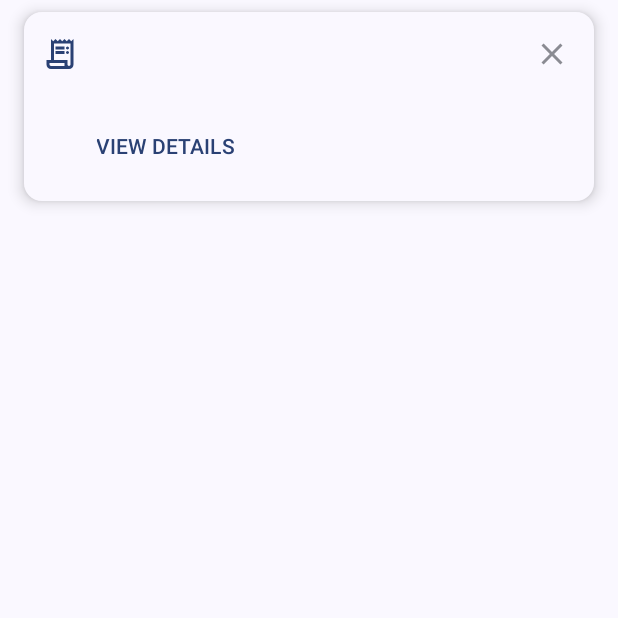
After one commit to SwadRatna/swadratna_staff_app, an Android app built with Jetpack Compose: the composable InAppNotificationCard called with empty values, on a phone screen of 412 x 824 dp, the top half of it. The commit adds this screen. Run offline under Robolectric (Android 15) with nearby library versions, the phone set to English and light mode, and no system bars; 1 statement that could not run was skipped.

Commit message:
Inapp notification card added for new orders

```diff
--- a/app/build.gradle.kts
+++ b/app/build.gradle.kts
@@ -65,6 +65,7 @@ dependencies {
     // Hilt
     implementation(libs.hilt.android)
     implementation(libs.androidx.compose.foundation.layout)
+    implementation(libs.androidx.lifecycle.process)
     kapt(libs.hilt.compiler)
     implementation(libs.hilt.navigation.compose)
     compileOnly("javax.inject:javax.inject:1")
--- /dev/null
+++ b/app/src/main/java/com/swadratna/swadratna_staff/ui/components/InAppNotificationCard.kt
@@ -0,0 +1,193 @@
+package com.swadratna.swadratna_staff.ui.components
+
+import androidx.compose.animation.AnimatedVisibility
+import androidx.compose.animation.core.tween
+import androidx.compose.animation.slideInVertically
+import androidx.compose.animation.slideOutVertically
+import androidx.compose.foundation.background
+import androidx.compose.foundation.layout.*
+import androidx.compose.foundation.shape.RoundedCornerShape
+import androidx.compose.material.icons.Icons
+import androidx.compose.material.icons.filled.Close
+import androidx.compose.material.icons.filled.Home
+import androidx.compose.material3.*
+import androidx.compose.runtime.*
+import androidx.compose.ui.Alignment
+import androidx.compose.ui.Modifier
+import androidx.compose.ui.draw.shadow
+import androidx.compose.ui.graphics.Color
+import androidx.compose.ui.graphics.vector.ImageVector
+import androidx.compose.ui.res.vectorResource
+import androidx.compose.ui.text.font.FontWeight
+import androidx.compose.ui.tooling.preview.Preview
+import androidx.compose.ui.unit.dp
+import androidx.compose.ui.unit.sp
+import kotlinx.coroutines.delay
+import com.swadratna.swadratna_staff.R
+
+@Composable
+fun InAppNotificationCard(
+    title: String,
+    message: String,
+    type: String,
+    orderId: Int? = null,
+    tableNumber: Int? = null,
+    onViewOrderClick: () -> Unit,
+    onDismiss: () -> Unit,
+    modifier: Modifier = Modifier
+) {
+    var visible by remember { mutableStateOf(true) }
+
+    // Auto-dismiss after 5 seconds
+    LaunchedEffect(Unit) {
+        delay(5000)
+        visible = false
+        delay(300) // Wait for animation to complete
+        onDismiss()
+    }
+
+    // Handle manual dismiss
+    LaunchedEffect(visible) {
+        if (!visible) {
+            delay(300) // Wait for animation to complete
+            onDismiss()
+        }
+    }
+
+    AnimatedVisibility(
+        visible = visible,
+        enter = slideInVertically(
+            initialOffsetY = { -it },
+            animationSpec = tween(durationMillis = 300)
+        ),
+        exit = slideOutVertically(
+            targetOffsetY = { -it },
+            animationSpec = tween(durationMillis = 300)
+        ),
+        modifier = modifier
+            .fillMaxWidth()
+            .padding(horizontal = 16.dp, vertical = 8.dp)
+    ) {
+
+        Card(
+            // Use Material 3 elevation and colors
+            elevation = CardDefaults.cardElevation(defaultElevation = 6.dp),
+            shape = RoundedCornerShape(12.dp),
+            colors = CardDefaults.cardColors(
+                containerColor = MaterialTheme.colorScheme.surface, // Use surface color for better theming
+            )
+        ) {
+
+            // --- Card Content ---
+            Row(
+                modifier = Modifier
+                    .fillMaxWidth()
+                    .padding(12.dp),
+                verticalAlignment = Alignment.Top // Align content to the top
+            ) {
+
+                // 1. Dynamic Icon (New Addition)
+                Icon(
+                    imageVector = ImageVector.vectorResource(R.drawable.ic_recipt),
+                    contentDescription = "$type notification",
+                    tint = MaterialTheme.colorScheme.primary, // Use dynamic color
+                    modifier = Modifier.padding(top = 4.dp).size(24.dp)
+                )
+
+                Spacer(modifier = Modifier.width(12.dp))
+
+                // 2. Text Content (Title and Message)
+                Column(
+                    modifier = Modifier.weight(1f) // Takes up most of the space
+                ) {
+
+                    // Title
+                    Text(
+                        text = title,
+                        fontSize = 16.sp,
+                        fontWeight = FontWeight.SemiBold,
+                        color = MaterialTheme.colorScheme.onSurface
+                    )
+
+                    Spacer(modifier = Modifier.height(2.dp))
+
+                    // Message
+                    Text(
+                        text = message,
+                        fontSize = 14.sp,
+                        color = MaterialTheme.colorScheme.onSurfaceVariant
+                    )
+
+                    // Action Button (View Order)
+                    if (onViewOrderClick != {}) { // Only show button if click handler is provided
+                        Spacer(modifier = Modifier.height(4.dp))
+                        TextButton(
+                            onClick = {
+                                visible = false
+                                onViewOrderClick()
+                            },
+                            contentPadding = PaddingValues(horizontal = 0.dp, vertical = 4.dp),
+                        ) {
+                            Text(
+                                text = "VIEW DETAILS", // Changed text for general use
+                                fontWeight = FontWeight.SemiBold,
+                                color = MaterialTheme.colorScheme.primary
+                            )
+                        }
+                    }
+                }
+
+                // 3. Dismiss Button
+                IconButton(
+                    onClick = {
+                        visible = false
+                    },
+                    modifier = Modifier.align(Alignment.Top).size(32.dp) // Smaller touch target for dismiss
+                ) {
+                    Icon(
+                        imageVector = Icons.Default.Close,
+                        contentDescription = "Dismiss notification",
+                        tint = MaterialTheme.colorScheme.onSurfaceVariant.copy(alpha = 0.6f)
+                    )
+                }
+            }
+        }
+    }
+}
+
+// Data class to hold notification information (Kept for context)
+data class InAppNotification(
+    val id: String,
+    val title: String,
+    val message: String,
+    val type: String,
+    val orderId: Int? = null,
+    val tableNumber: Int? = null,
+    val deepLink: String? = null,
+    val timestamp: Long = System.currentTimeMillis()
+)
+
+@Preview(showBackground = true, name = "New Order Notification")
+@Composable
+fun InAppNotificationCardPreview() {
+    // A simple test theme with a primary color
+    val testColorScheme = lightColorScheme(
+        primary = Color(0xFF00796B), // Teal
+        surface = Color.White,
+        onSurface = Color.Black,
+        onSurfaceVariant = Color.DarkGray
+    )
+    MaterialTheme(colorScheme = testColorScheme) {
+        Column(
+            modifier = Modifier.fillMaxWidth().background(Color(0xFFF5F5F5))
+        ) {
+            InAppNotificationCard(
+                title = "New Table Order",
+                message = "Table 5 has submitted order #202. Tap to view details.",
+                type = "new_order",
+                onViewOrderClick = { /* Clicked */ },
+                onDismiss = { /* Dismissed */ }
+            )
+        }
+    }
+}
--- a/gradle/libs.versions.toml
+++ b/gradle/libs.versions.toml
@@ -16,6 +16,7 @@ room = "2.6.0"
 androidx-security-crypto = "1.1.0-alpha06"
 kotlinx-coroutines = "1.7.3"
 foundationLayout = "1.9.2"
+lifecycleProcess = "2.9.4"
 
 [libraries]
 androidx-core-ktx = { group = "androidx.core", name = "core-ktx", version.ref = "coreKtx" }
@@ -53,6 +54,7 @@ room-runtime = { group = "androidx.room", name = "room-runtime", version.ref = "
 room-compiler = { group = "androidx.room", name = "room-compiler", version.ref = "room" }
 room-ktx = { group = "androidx.room", name = "room-ktx", version.ref = "room" }
 androidx-compose-foundation-layout = { group = "androidx.compose.foundation", name = "foundation-layout", version.ref = "foundationLayout" }
+androidx-lifecycle-process = { group = "androidx.lifecycle", name = "lifecycle-process", version.ref = "lifecycleProcess" }
 
 [plugins]
 android-application = { id = "com.android.application", version.ref = "agp" }
```
Also changed, not shown: app/src/main/java/com/swadratna/swadratna_staff/MainActivity.kt (+103 -4 lines), app/src/main/java/com/swadratna/swadratna_staff/MyFirebaseMessagingService.kt (+26 -1 lines), app/src/main/java/com/swadratna/swadratna_staff/navigation/NavigationComponent.kt (+100 -1 lines), app/src/main/java/com/swadratna/swadratna_staff/ui/components/InAppNotificationManager.kt (added, +75 -0 lines), 1 other file.
